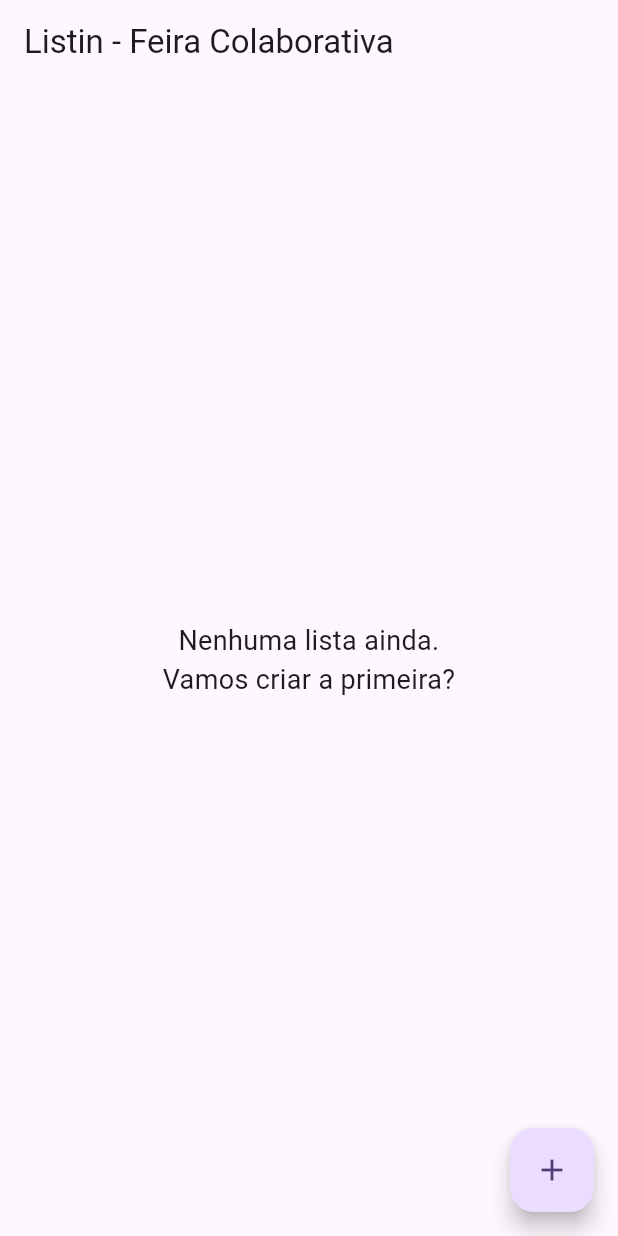
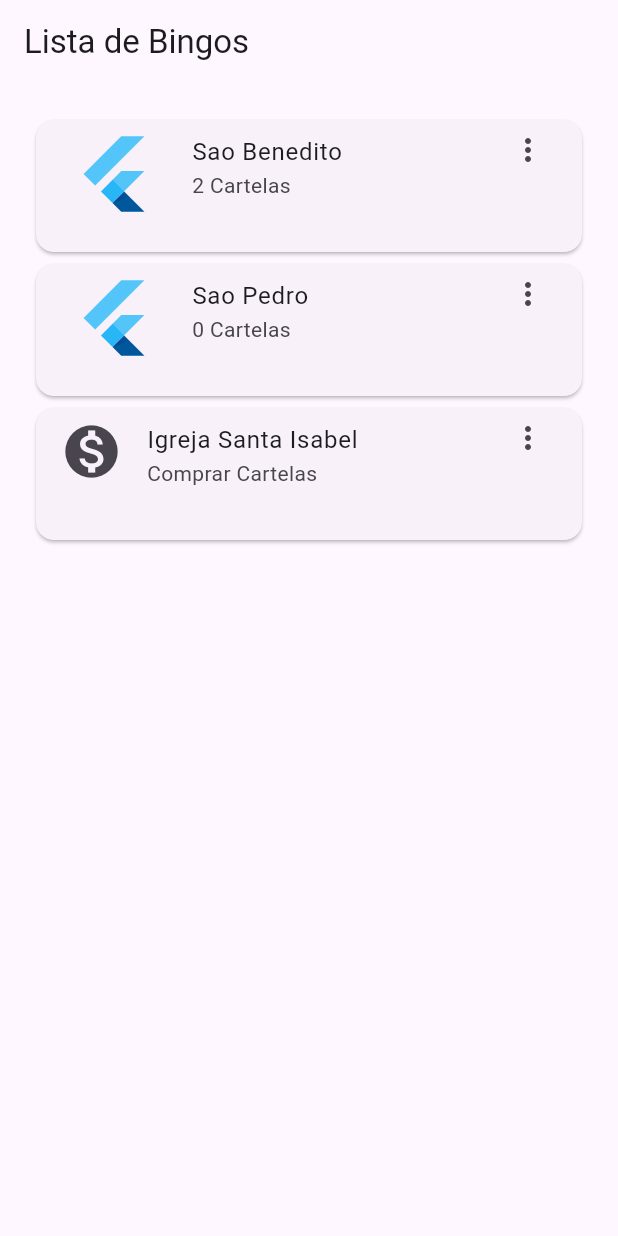
Before and after one commit to slackwarecps/flutter_bingo_app_jogador, a Flutter app: the screen it shows after launch, on a phone screen of 412 x 824 dp. Run offline on Flutter 3.47's test engine with Material 3 defaults, Android fonts, the phone set to English and light mode, and no system bars; our stand-ins replace cloud_firestore, firebase_core; accounts and stored records are empty.

```diff
--- /dev/null
+++ b/lib/firebase/presentation/lista_sorteios_screen.dart
@@ -0,0 +1,63 @@
+import 'package:flutter/material.dart';
+
+class ListaSorteioScreen extends StatefulWidget {
+  const ListaSorteioScreen({super.key});
+
+  @override
+  State<ListaSorteioScreen> createState() => _ListaSorteioScreenState();
+}
+
+class _ListaSorteioScreenState extends State<ListaSorteioScreen> {
+
+  @override
+  Widget build(BuildContext context) {
+    // Add your widget tree here
+    return Scaffold(
+      appBar: AppBar(
+        title: const Text("Lista de Bingos"),
+      ),
+      body: ListView(
+        padding: const EdgeInsets.all(20.0),
+        children: [
+
+          Card(
+            child: ListTile(
+              leading: FlutterLogo(size: 72.0),
+              title: Text('Sao Benedito '),
+              subtitle:
+                  Text('2 Cartelas'),
+              trailing: Icon(Icons.more_vert),
+              isThreeLine: true,
+            ),
+          ),
+
+               Card(
+            child: ListTile(
+              leading: FlutterLogo(size: 72.0),
+              title: Text('Sao Pedro '),
+              subtitle:
+                  Text('0 Cartelas'),
+              trailing: Icon(Icons.more_vert),
+              isThreeLine: true,
+            ),
+          ),
+
+
+
+               Card(
+            child: ListTile(
+              leading: Icon(Icons.monetization_on, size: 42,),
+              title: Text('Igreja Santa Isabel '),
+              subtitle:
+                  Text('Comprar Cartelas'),
+              trailing: Icon(Icons.more_vert),
+              isThreeLine: true,
+            ),
+          ),
+
+
+        ],
+      ),
+    );
+  }
+}
--- a/lib/main.dart
+++ b/lib/main.dart
@@ -1,4 +1,5 @@
 import 'package:bingo_jogador/firebase/presentation/home_screen.dart';
+import 'package:bingo_jogador/firebase/presentation/lista_sorteios_screen.dart';
 import 'package:cloud_firestore/cloud_firestore.dart';
 import 'package:flutter/material.dart';
 import 'package:firebase_core/firebase_core.dart';
@@ -32,7 +33,7 @@ class MyApp extends StatelessWidget {
         colorScheme: ColorScheme.fromSeed(seedColor: Colors.deepPurple),
         useMaterial3: true,
       ),
-      home: const HomeScreen(),
+      home: const ListaSorteioScreen(),
     );
   }
 }
```
Also changed, not shown: 3 other files.
